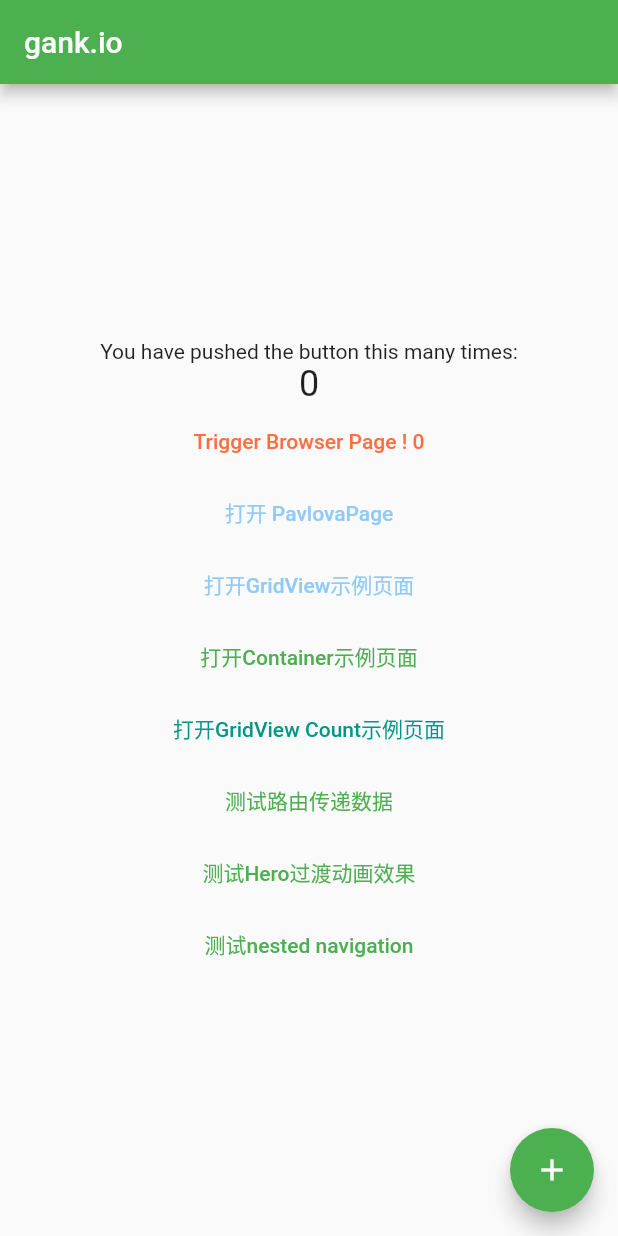
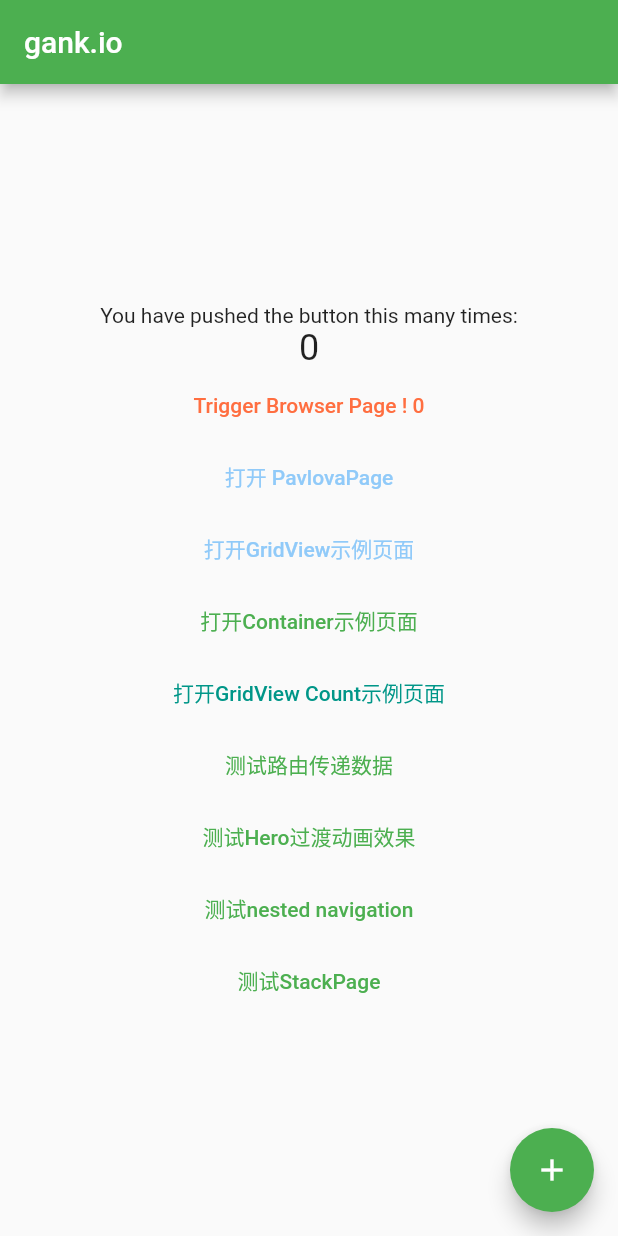
Before and after one commit to sunnyxibei/go_gank, a Flutter app: the screen it shows after launch, on a phone screen of 412 x 824 dp. Run offline on Flutter 3.47's test engine with Material 2 defaults, Android fonts, the phone set to English and light mode, and no system bars; missing offline and left inert: dart:ffi.

Commit message:
Test Stack Widget

```diff
--- a/lib/main.dart
+++ b/lib/main.dart
@@ -3,6 +3,7 @@ import 'package:go_gank/browser_page.dart';
 import 'package:go_gank/container.dart';
 import 'package:go_gank/grid_count_page.dart';
 import 'package:go_gank/grid_extent_page.dart';
+import 'package:go_gank/layout/stack_page.dart';
 import 'package:go_gank/navigation/hero_page.dart';
 import 'package:go_gank/navigation/nest_navigation.dart';
 import 'package:go_gank/navigation/send_data.dart';
@@ -133,6 +134,13 @@ class _MyHomePageState extends State<MyHomePage> {
               MaterialPageRoute(builder: (context) => AccountPage()),
             ),
           ),
+          FlatButton(
+            child: Text("测试StackPage"),
+            textColor: Colors.green,
+            onPressed: () => Navigator.of(context).push(
+              MaterialPageRoute(builder: (context) => StackPage()),
+            ),
+          ),
         ],
       ),
     );
```
Also changed, not shown: lib/layout/stack_page.dart (added, +38 -0 lines).
